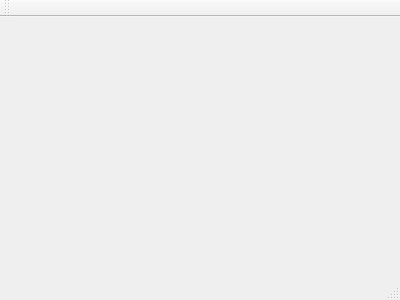
Above: source/mainwidget.ui from emigdioz/LeafGP before the change. Below: the same form after it.
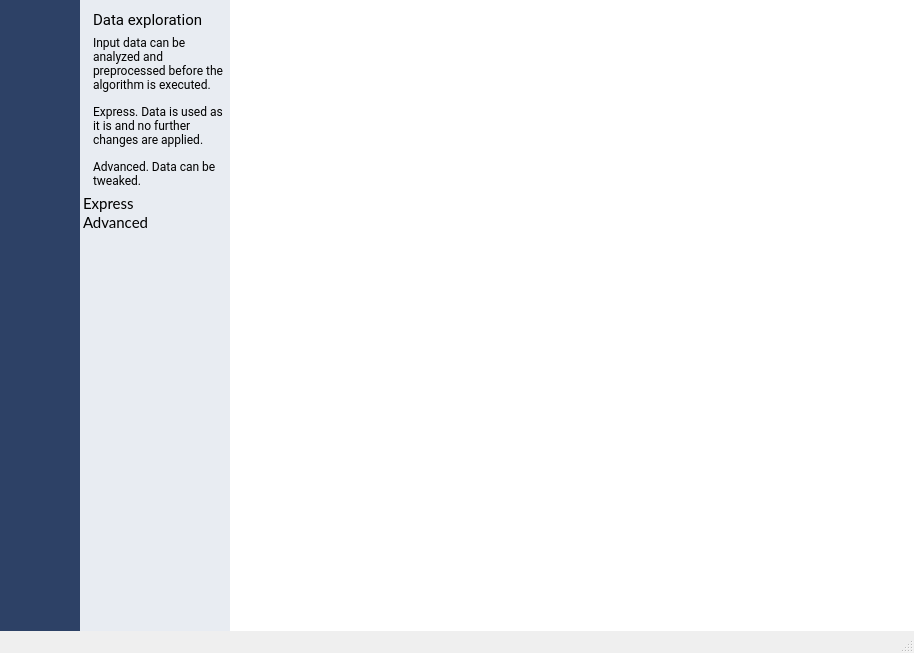
That is the form after the change. Icons and pictures are not drawn.

Patch:
```diff
--- a/source/mainwidget.ui
+++ b/source/mainwidget.ui
@@ -1,24 +1,325 @@
 <ui version="4.0">
  <class>MainWidget</class>
- <widget class="QMainWindow" name="MainWidget" >
-  <property name="geometry" >
+ <widget class="QMainWindow" name="MainWidget">
+  <property name="geometry">
    <rect>
     <x>0</x>
     <y>0</y>
-    <width>400</width>
-    <height>300</height>
+    <width>914</width>
+    <height>653</height>
    </rect>
   </property>
   <property name="windowTitle" >
    <string>MainWidget</string>
   </property>
-  <widget class="QMenuBar" name="menuBar" />
-  <widget class="QToolBar" name="mainToolBar" />
-  <widget class="QWidget" name="centralWidget" />
-  <widget class="QStatusBar" name="statusBar" />
+  <widget class="QWidget" name="centralWidget">
+   <layout class="QGridLayout" name="gridLayout">
+    <property name="leftMargin">
+     <number>0</number>
+    </property>
+    <property name="topMargin">
+     <number>0</number>
+    </property>
+    <property name="rightMargin">
+     <number>0</number>
+    </property>
+    <property name="bottomMargin">
+     <number>0</number>
+    </property>
+    <property name="horizontalSpacing">
+     <number>0</number>
+    </property>
+    <item row="0" column="0">
+     <widget class="QListWidget" name="listWidget">
+      <property name="minimumSize">
+       <size>
+        <width>80</width>
+        <height>0</height>
+       </size>
+      </property>
+      <property name="maximumSize">
+       <size>
+        <width>80</width>
+        <height>16777215</height>
+       </size>
+      </property>
+      <property name="focusPolicy">
+       <enum>Qt::NoFocus</enum>
+      </property>
+      <property name="styleSheet">
+       <string notr="true">QListWidget 
+{ 
+	background: rgb(45,65,102);
+	border: none;
+}
+QListWidget::item:selected
+{
+	background-image: url(:/icons/resources/images/sidemenu_back_selected.png);
+	background-position: center;
+	padding-top: 17px;
+}
+
+QListWidget::item 
+{ 
+	border-bottom: 0; 
+	padding-bottom: 0;
+	padding-top: 17px;
+	width: 80px;
+	height: 58px;
+	image-position: bottom;
+}</string>
+      </property>
+      <property name="lineWidth">
+       <number>0</number>
+      </property>
+      <property name="iconSize">
+       <size>
+        <width>48</width>
+        <height>48</height>
+       </size>
+      </property>
+      <property name="textElideMode">
+       <enum>Qt::ElideNone</enum>
+      </property>
+      <property name="movement">
+       <enum>QListView::Static</enum>
+      </property>
+      <property name="viewMode">
+       <enum>QListView::IconMode</enum>
+      </property>
+      <property name="modelColumn">
+       <number>0</number>
+      </property>
+      <property name="selectionRectVisible">
+       <bool>false</bool>
+      </property>
+      <item>
+       <property name="textAlignment">
+        <set>AlignHCenter|AlignTop</set>
+       </property>
+       <property name="icon">
+        <iconset>
+         <normalon>:/icons/resources/images/data_normal.png</normalon>
+         <selectedon>:/icons/resources/images/data_selected.png</selectedon>
+        </iconset>
+       </property>
+      </item>
+      <item>
+       <property name="text">
+        <string/>
+       </property>
+       <property name="icon">
+        <iconset>
+         <normalon>:/icons/resources/images/setup_normal.png</normalon>
+         <selectedon>:/icons/resources/images/setup_selected.png</selectedon>
+        </iconset>
+       </property>
+      </item>
+      <item>
+       <property name="text">
+        <string/>
+       </property>
+       <property name="icon">
+        <iconset>
+         <normalon>:/icons/resources/images/GP_normal.png</normalon>
+         <selectedon>:/icons/resources/images/GP_selected.png</selectedon>
+        </iconset>
+       </property>
+      </item>
+      <item>
+       <property name="text">
+        <string/>
+       </property>
+       <property name="icon">
+        <iconset>
+         <normalon>:/icons/resources/images/results_normal.png</normalon>
+         <selectedon>:/icons/resources/images/results_selected.png</selectedon>
+        </iconset>
+       </property>
+      </item>
+     </widget>
+    </item>
+    <item row="0" column="1">
+     <widget class="QStackedWidget" name="stackedWidget">
+      <property name="styleSheet">
+       <string notr="true">QWidget#pageData
+{
+	background: rgb(232,236,242);
+}
+
+QWidget#pageDataSimple
+{
+background: rgb(255,255,255);
+}</string>
+      </property>
+      <property name="currentIndex">
+       <number>0</number>
+      </property>
+      <widget class="QWidget" name="pageData">
+       <property name="styleSheet">
+        <string notr="true"/>
+       </property>
+       <layout class="QGridLayout" name="gridLayout_2">
+        <property name="leftMargin">
+         <number>0</number>
+        </property>
+        <property name="topMargin">
+         <number>0</number>
+        </property>
+        <property name="rightMargin">
+         <number>0</number>
+        </property>
+        <property name="bottomMargin">
+         <number>0</number>
+        </property>
+        <property name="horizontalSpacing">
+         <number>0</number>
+        </property>
+        <item row="0" column="0">
+         <widget class="QFrame" name="frame">
+          <property name="minimumSize">
+           <size>
+            <width>150</width>
+            <height>0</height>
+           </size>
+          </property>
+          <property name="maximumSize">
+           <size>
+            <width>150</width>
+            <height>16777215</height>
+           </size>
+          </property>
+          <property name="frameShape">
+           <enum>QFrame::NoFrame</enum>
+          </property>
+          <property name="frameShadow">
+           <enum>QFrame::Raised</enum>
+          </property>
+          <layout class="QGridLayout" name="gridLayout_3">
+           <property name="leftMargin">
+            <number>0</number>
+           </property>
+           <property name="rightMargin">
+            <number>0</number>
+           </property>
+           <item row="0" column="0">
+            <layout class="QVBoxLayout" name="verticalLayout">
+             <item>
+              <widget class="QLabel" name="label">
+               <property name="styleSheet">
+                <string notr="true">QLabel
+{
+	font-family: Roboto;
+	font-weight: light;
+	font-size:15px;
+	padding-left: 10px;
+}</string>
+               </property>
+               <property name="text">
+                <string>Data exploration</string>
+               </property>
+              </widget>
+             </item>
+             <item>
+              <widget class="QLabel" name="label_2">
+               <property name="styleSheet">
+                <string notr="true">QLabel
+{
+	font-family: Roboto;
+	font-weight: light;
+	font-size:12px;
+	padding-left: 10px;
+}</string>
+               </property>
+               <property name="text">
+                <string>&lt;html&gt;&lt;head/&gt;&lt;body&gt;&lt;p&gt;Input data can be analyzed and preprocessed before the algorithm is executed.&lt;/p&gt;&lt;p&gt;Express. Data is used as it is and no further changes are applied.&lt;/p&gt;&lt;p&gt;Advanced. Data can be tweaked.&lt;/p&gt;&lt;/body&gt;&lt;/html&gt;</string>
+               </property>
+               <property name="wordWrap">
+                <bool>true</bool>
+               </property>
+              </widget>
+             </item>
+             <item>
+              <widget class="QListWidget" name="listWidget_2">
+               <property name="focusPolicy">
+                <enum>Qt::NoFocus</enum>
+               </property>
+               <property name="styleSheet">
+                <string notr="true">QListWidget 
+{ 
+	background: rgb(232,236,242);
+	border: none;
+	font-family: Lato;
+	font-weight: light;
+	font-size:15px;
+}
+
+QListWidget::item
+{
+	background-image: url(:/icons/resources/images/sidebar2_back_normal.png);
+	background-position: center;
+	width: 138px;
+	height: 45px;
+padding-left: 10px;
+	color: rgb(173,189,209);
+}
+
+QListWidget::item:selected
+{
+	background-image: url(:/icons/resources/images/sidebar2_back_selected.png);
+	background-position: center;
+	font-weight: regular;	
+	color: rgb(0, 0, 0);
+}</string>
+               </property>
+               <item>
+                <property name="text">
+                 <string>Express</string>
+                </property>
+               </item>
+               <item>
+                <property name="text">
+                 <string>Advanced</string>
+                </property>
+               </item>
+              </widget>
+             </item>
+            </layout>
+           </item>
+          </layout>
+         </widget>
+        </item>
+        <item row="0" column="1">
+         <widget class="QStackedWidget" name="stackedWidgetData">
+          <property name="styleSheet">
+           <string notr="true"/>
+          </property>
+          <widget class="QWidget" name="pageDataSimple"/>
+          <widget class="QWidget" name="pageDataAdvanced"/>
+         </widget>
+        </item>
+       </layout>
+      </widget>
+      <widget class="QWidget" name="pageSetup"/>
+      <widget class="QWidget" name="pageGP"/>
+      <widget class="QWidget" name="pageResults"/>
+     </widget>
+    </item>
+   </layout>
+  </widget>
+  <widget class="QMenuBar" name="menuBar">
+   <property name="geometry">
+    <rect>
+     <x>0</x>
+     <y>0</y>
+     <width>914</width>
+     <height>23</height>
+    </rect>
+   </property>
+  </widget>
+  <widget class="QStatusBar" name="statusBar"/>
  </widget>
- <layoutDefault spacing="6" margin="11" />
- <pixmapfunction></pixmapfunction>
+ <layoutdefault spacing="6" margin="11"/>
  <resources/>
  <connections/>
 </ui>
```
Left out of the diff: 3 changed lines with no effect on the pictures.
